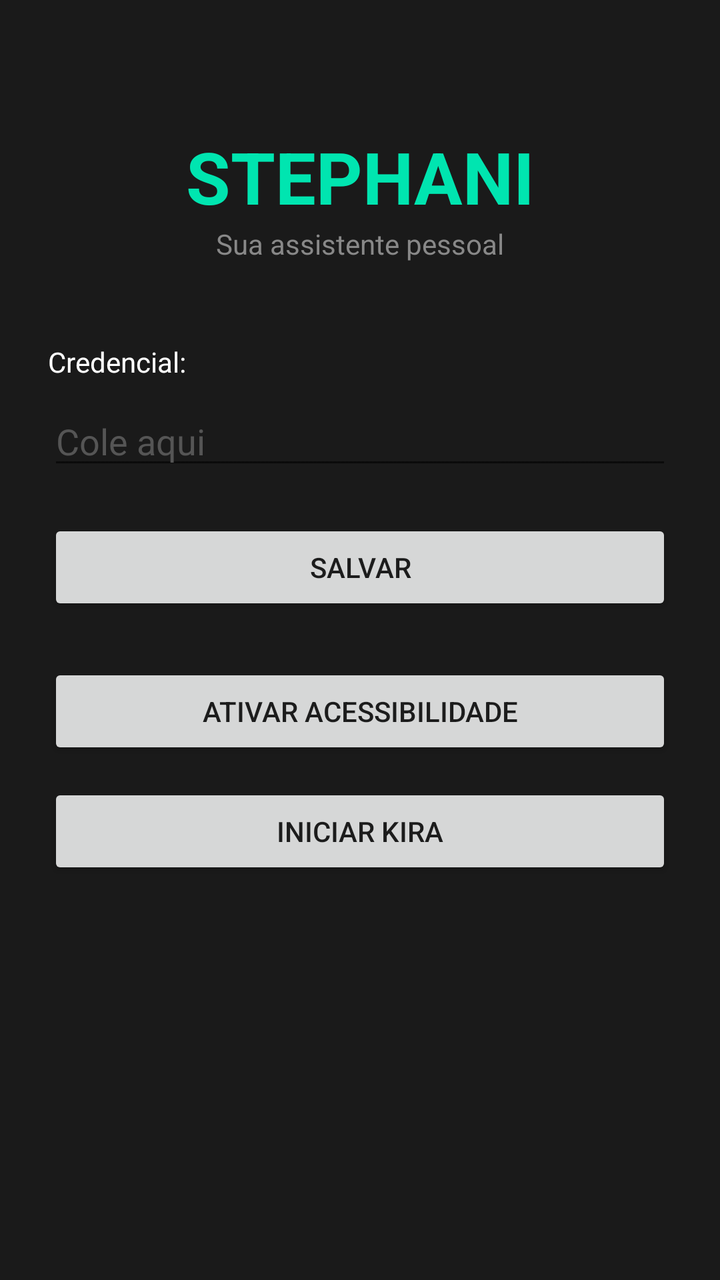
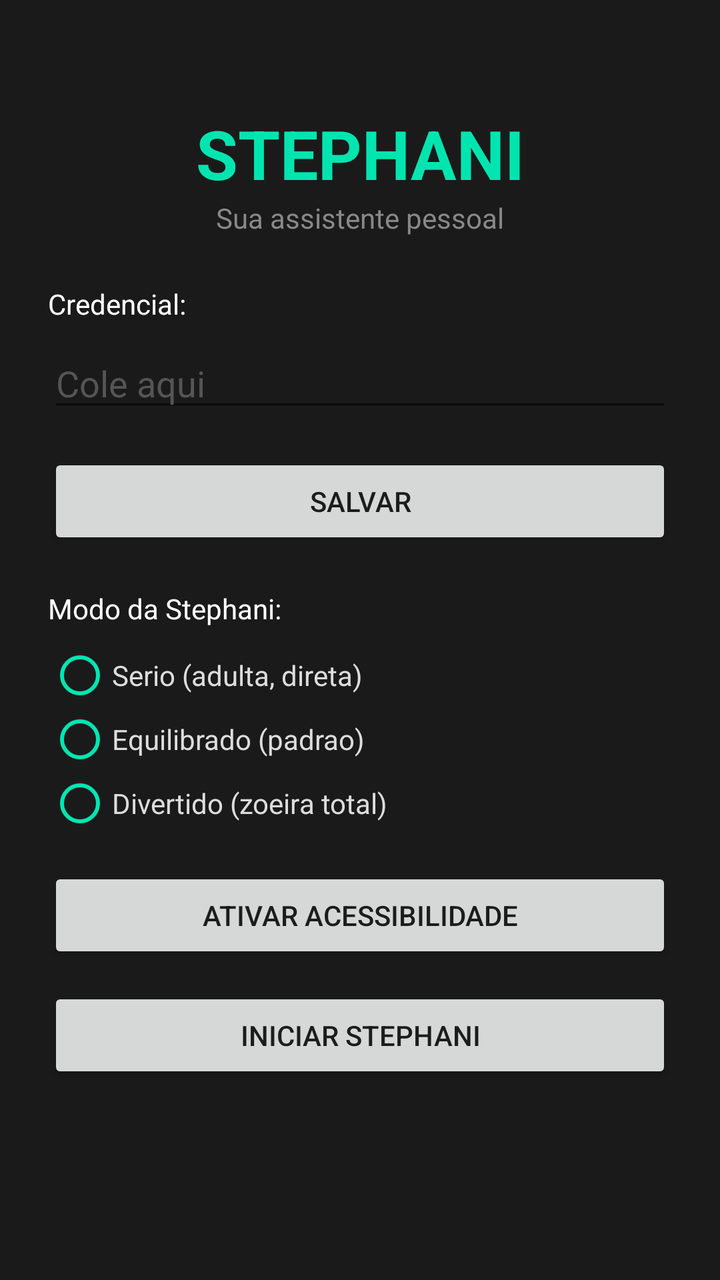

Before-and-after screenshots of an Android layout around one commit, followed by the original layout XML and the change that was made.
<!-- AndroidManifest.xml: application theme Theme.AppCompat.Light.NoActionBar -->
<!-- res/layout/activity_main.xml -->
<?xml version="1.0" encoding="utf-8"?>
<LinearLayout xmlns:android="http://schemas.android.com/apk/res/android"
    android:layout_width="match_parent"
    android:layout_height="match_parent"
    android:orientation="vertical"
    android:padding="24dp"
    android:background="#1A1A1A">

    <TextView android:layout_width="match_parent" android:layout_height="wrap_content"
        android:text="STEPHANI" android:textColor="#00E5B0" android:textSize="36sp"
        android:textStyle="bold" android:gravity="center" android:layout_marginTop="40dp"/>

    <TextView android:layout_width="match_parent" android:layout_height="wrap_content"
        android:text="Sua assistente pessoal" android:textColor="#888888"
        android:textSize="14sp" android:gravity="center" android:layout_marginBottom="40dp"/>

    <TextView android:layout_width="match_parent" android:layout_height="wrap_content"
        android:text="Credencial:" android:textColor="#FFFFFF"
        android:textSize="14sp" android:layout_marginBottom="8dp"/>

    <EditText android:id="@+id/tokenInput" android:layout_width="match_parent"
        android:layout_height="wrap_content" android:hint="Cole aqui"
        android:textColor="#FFFFFF" android:textColorHint="#555555"
        android:inputType="textPassword" android:layout_marginBottom="20dp"/>

    <Button android:id="@+id/salvarButton" android:layout_width="match_parent"
        android:layout_height="wrap_content" android:text="Salvar" android:layout_marginBottom="24dp"/>

    <Button android:id="@+id/acessibilidadeButton" android:layout_width="match_parent"
        android:layout_height="wrap_content" android:text="Ativar Acessibilidade" android:layout_marginBottom="12dp"/>

    <Button android:id="@+id/iniciarButton" android:layout_width="match_parent"
        android:layout_height="wrap_content" android:text="Iniciar Kira"/>

</LinearLayout>
<!-- resources referenced by this layout -->
<resources>

</resources>

<!-- the commit's change to res/layout/activity_main.xml (unified diff, before → after) -->
@@ -1,18 +1,22 @@
 <?xml version="1.0" encoding="utf-8"?>
-<LinearLayout xmlns:android="http://schemas.android.com/apk/res/android"
+<ScrollView xmlns:android="http://schemas.android.com/apk/res/android"
     android:layout_width="match_parent"
     android:layout_height="match_parent"
-    android:orientation="vertical"
-    android:padding="24dp"
     android:background="#1A1A1A">
 
+<LinearLayout
+    android:layout_width="match_parent"
+    android:layout_height="wrap_content"
+    android:orientation="vertical"
+    android:padding="24dp">
+
     <TextView android:layout_width="match_parent" android:layout_height="wrap_content"
-        android:text="STEPHANI" android:textColor="#00E5B0" android:textSize="36sp"
-        android:textStyle="bold" android:gravity="center" android:layout_marginTop="40dp"/>
+        android:text="STEPHANI" android:textColor="#00E5B0" android:textSize="34sp"
+        android:textStyle="bold" android:gravity="center" android:layout_marginTop="30dp"/>
 
     <TextView android:layout_width="match_parent" android:layout_height="wrap_content"
         android:text="Sua assistente pessoal" android:textColor="#888888"
-        android:textSize="14sp" android:gravity="center" android:layout_marginBottom="40dp"/>
+        android:textSize="14sp" android:gravity="center" android:layout_marginBottom="24dp"/>
 
     <TextView android:layout_width="match_parent" android:layout_height="wrap_content"
         android:text="Credencial:" android:textColor="#FFFFFF"
@@ -21,15 +25,39 @@
     <EditText android:id="@+id/tokenInput" android:layout_width="match_parent"
         android:layout_height="wrap_content" android:hint="Cole aqui"
         android:textColor="#FFFFFF" android:textColorHint="#555555"
-        android:inputType="textPassword" android:layout_marginBottom="20dp"/>
+        android:inputType="textPassword" android:layout_marginBottom="16dp"/>
 
     <Button android:id="@+id/salvarButton" android:layout_width="match_parent"
-        android:layout_height="wrap_content" android:text="Salvar" android:layout_marginBottom="24dp"/>
+        android:layout_height="wrap_content" android:text="Salvar"
+        android:layout_marginBottom="20dp"/>
+
+    <TextView android:layout_width="match_parent" android:layout_height="wrap_content"
+        android:text="Modo da Stephani:" android:textColor="#FFFFFF"
+        android:textSize="14sp" android:layout_marginBottom="8dp"/>
+
+    <RadioGroup android:id="@+id/modoGroup" android:layout_width="match_parent"
+        android:layout_height="wrap_content" android:orientation="vertical"
+        android:layout_marginBottom="16dp">
+
+        <RadioButton android:id="@+id/modoSerio" android:layout_width="match_parent"
+            android:layout_height="wrap_content" android:text="Serio (adulta, direta)"
+            android:textColor="#DDDDDD" android:buttonTint="#00E5B0"/>
+
+        <RadioButton android:id="@+id/modoEquilibrado" android:layout_width="match_parent"
+            android:layout_height="wrap_content" android:text="Equilibrado (padrao)"
+            android:textColor="#DDDDDD" android:buttonTint="#00E5B0"/>
+
+        <RadioButton android:id="@+id/modoDivertido" android:layout_width="match_parent"
+            android:layout_height="wrap_content" android:text="Divertido (zoeira total)"
+            android:textColor="#DDDDDD" android:buttonTint="#00E5B0"/>
+    </RadioGroup>
 
     <Button android:id="@+id/acessibilidadeButton" android:layout_width="match_parent"
-        android:layout_height="wrap_content" android:text="Ativar Acessibilidade" android:layout_marginBottom="12dp"/>
+        android:layout_height="wrap_content" android:text="Ativar Acessibilidade"
+        android:layout_marginBottom="12dp"/>
 
     <Button android:id="@+id/iniciarButton" android:layout_width="match_parent"
-        android:layout_height="wrap_content" android:text="Iniciar Kira"/>
+        android:layout_height="wrap_content" android:text="Iniciar Stephani"/>
 
 </LinearLayout>
+</ScrollView>
